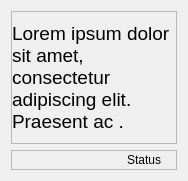
Before: the Qt Designer form ui/small_request.ui in TransparentGlass/Merlin-s-Lamp--Request-Manager, drawn with Qt 5.
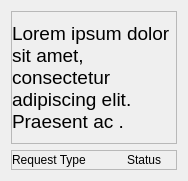
After: the same form once the commit is applied.

Commit message: feat: add load requests in the new ui and fix front end horizontal and vertical policies

```diff
--- a/ui/small_request.ui
+++ b/ui/small_request.ui
@@ -10,6 +10,18 @@
     <height>181</height>
    </rect>
   </property>
+  <property name="sizePolicy">
+   <sizepolicy hsizetype="Fixed" vsizetype="Fixed">
+    <horstretch>0</horstretch>
+    <verstretch>0</verstretch>
+   </sizepolicy>
+  </property>
+  <property name="minimumSize">
+   <size>
+    <width>188</width>
+    <height>181</height>
+   </size>
+  </property>
   <property name="maximumSize">
    <size>
     <width>188</width>
@@ -94,7 +106,14 @@
        <number>0</number>
       </property>
       <item>
-       <widget class="QLabel" name="label_2">
+       <widget class="QLabel" name="request_label">
+        <property name="text">
+         <string>Request Type</string>
+        </property>
+       </widget>
+      </item>
+      <item>
+       <widget class="QLabel" name="status_label">
         <property name="text">
          <string>Status</string>
         </property>
```
Left out of the diff: 10 changed lines with no effect on the pictures. The commit also changes 4 other files.
